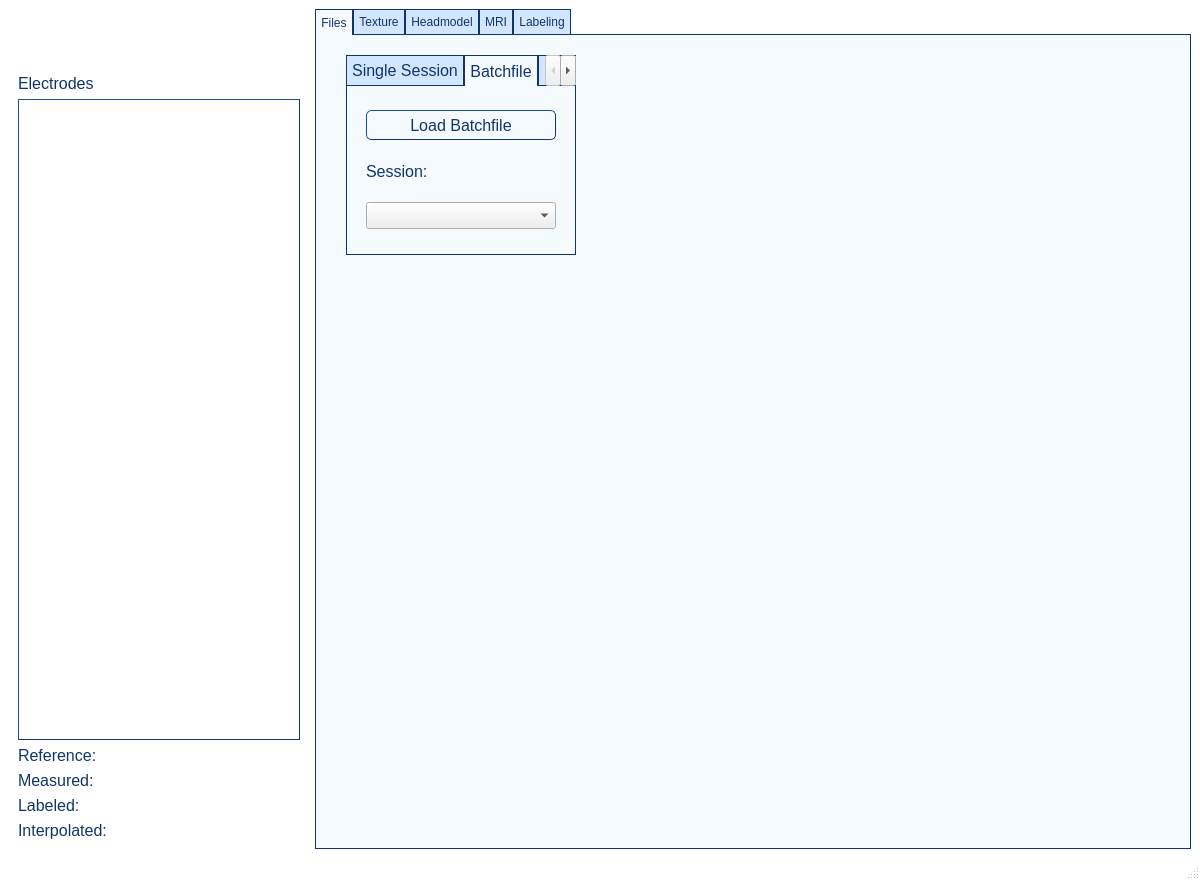
mindbrainlab/ElectrodeLocalizationKit, file ui/qt_designer/pyloc_main.ui: the form before one commit.
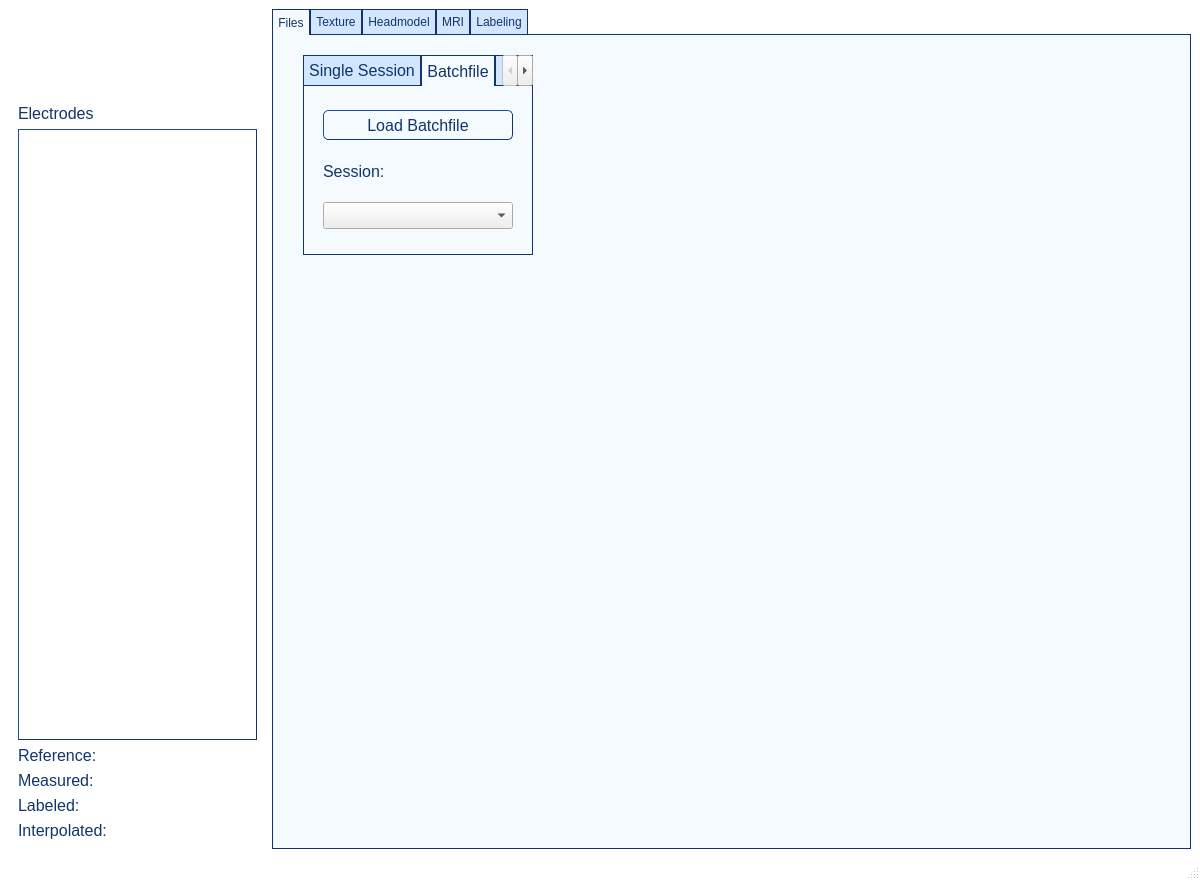
The form after the commit. The open tabs and pages were chosen to show the change. Icons and pictures are not drawn.

Commit message: feat: create functioning state machin module (currently disabled)

```diff
--- a/ui/qt_designer/pyloc_main.ui
+++ b/ui/qt_designer/pyloc_main.ui
@@ -25,17 +25,17 @@
 }
 
 QGroupBox {
-border: 1px solid gray;
-border-color: #11356B;
-margin-top: 0px;
-border-radius: 15px;
+    border: 1px solid gray;
+    border-color: #11356B;
+    margin-top: 0px;
+    border-radius: 15px;
 }
 
 QGroupBox::title {
-border-top-left-radius: 9px;
-border-top-right-radius: 9px;
-background-color: #11356B;
-color: rgb(255, 255, 255);
+    border-top-left-radius: 9px;
+    border-top-right-radius: 9px;
+    background-color: #11356B;
+    color: rgb(255, 255, 255);
 }
 
 QPushButton {
@@ -43,11 +43,9 @@
     border: 1px solid #11356B;
     border-radius: 5px;
     border-style: outset;
-    background: qradialgradient(
-        cx: 0.3, cy: -0.4, fx: 0.3, fy: -0.4,
-        radius: 1.35, stop: 0 #ffffff, stop: 1 #afc1db
-        );
-    }
+    background: qradialgradient(cx: 0.3, cy: -0.4, fx: 0.3, fy: -0.4,
+            radius: 1.35, stop: 0 #ffffff, stop: 1 #afc1db);
+}
 
 QPushButton:hover {
     background: qradialgradient(
@@ -58,30 +56,42 @@
 
 QPushButton:pressed {
     border-style: inset;
-    background: qradialgradient(
-        cx: 0.4, cy: -0.1, fx: 0.4, fy: -0.1,
-        radius: 1.35, stop: 0 #fff, stop: 1 #ddd
-        );
-    }
+    background: qradialgradient(cx: 0.4, cy: -0.1, fx: 0.4, fy: -0.1,
+            radius: 1.35, stop: 0 #fff, stop: 1 #ddd);
+}
+
+QPushButton:disabled {
+    border-style: inset;
+    background: qradialgradient(cx: 0.3, cy: -0.4, fx: 0.3, fy: -0.4,
+            radius: 1.35, stop: 0 #fff, stop: 1 #a5aab2);
+}
 
 QTabWidget::pane {
-  border: 1px solid #11356B;;
-  top:-1px; 
-  background: rgb(245, 250, 255);
-  color: #11356B;
-} 
+    border: 1px solid #11356B;
+    ;
+    top: -1px;
+    background: rgb(245, 250, 255);
+    color: #11356B;
+}
 
 QTabBar::tab {
-  background: rgb(210, 230, 255); 
-  border: 1px solid #11356B;; 
-  padding: 5px;
-  color: #11356B;
-} 
+    background: rgb(210, 230, 255);
+    border: 1px solid #11356B;
+    ;
+    padding: 5px;
+    color: #11356B;
+}
 
-QTabBar::tab:selected { 
-  background: rgb(245, 250, 255); 
-  margin-bottom: -1px;
-  color: #11356B;
+QTabBar::tab:selected {
+    background: rgb(245, 250, 255);
+    margin-bottom: -1px;
+    color: #11356B;
+}
+
+QTabBar::tab:disabled {
+    background: rgb(245, 250, 255);
+    margin-bottom: -1px;
+    color: #B2C3E7;
 }
 
 QTableView {
@@ -90,9 +100,9 @@
     border-radius: 0px;
     border-style: outset;
     background-color: white;
-	margin: 0 0 0 0;
+    margin: 0 0 0 0;
     padding: 0 0 0 0;
-    }
+}
 
 QHeaderView:section {
     color: white;
@@ -100,12 +110,12 @@
 }
 
 QLabel {
-   color: #11356B;
-    }
+    color: #11356B;
+}
 
 QFrame {
     color: #11356B;
-    }
+}
 
 QSpinBox {
     background-color: white;
@@ -127,13 +137,13 @@
      <widget class="QWidget" name="widget" native="true">
       <property name="minimumSize">
        <size>
-        <width>300</width>
+        <width>257</width>
         <height>280</height>
        </size>
       </property>
       <property name="maximumSize">
        <size>
-        <width>300</width>
+        <width>257</width>
         <height>16777215</height>
        </size>
       </property>
@@ -142,14 +152,14 @@
         <widget class="QLabel" name="label">
          <property name="minimumSize">
           <size>
-           <width>123</width>
-           <height>50</height>
+           <width>276</width>
+           <height>80</height>
           </size>
          </property>
          <property name="maximumSize">
           <size>
-           <width>123</width>
-           <height>50</height>
+           <width>276</width>
+           <height>80</height>
           </size>
          </property>
          <property name="text">
@@ -161,6 +171,9 @@
          <property name="scaledContents">
           <bool>true</bool>
          </property>
+         <property name="alignment">
+          <set>Qt::AlignLeading|Qt::AlignLeft|Qt::AlignTop</set>
+         </property>
         </widget>
        </item>
        <item>
```
Left out of the diff: 18 changed lines with no effect on the pictures. The commit also changes 8 other files.
